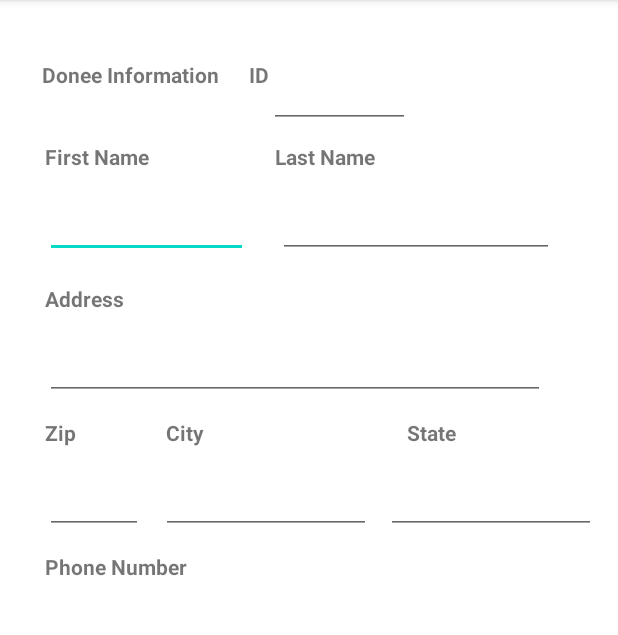
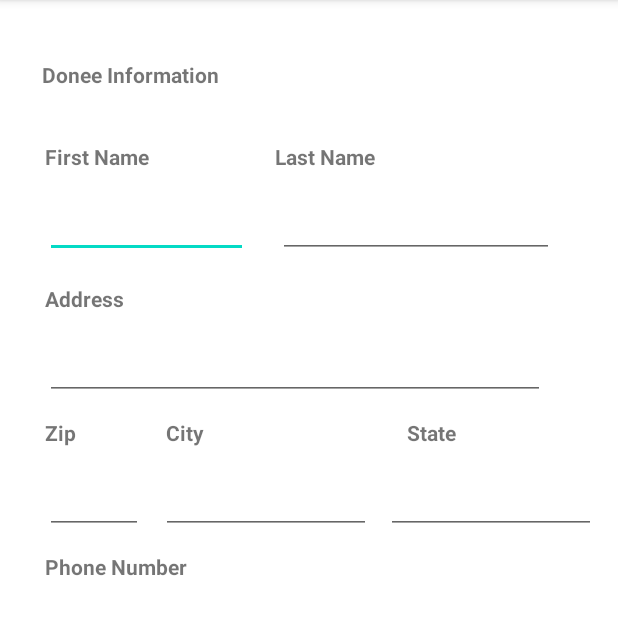
Before and after one commit to YapSunWei/AssignmentDonee, an Android app: the AddRequest screen opened directly, with no data from a screen before it, after a tap on "SUBMIT", on a phone screen of 412 x 824 dp, the part 84-719 px from its top. Run offline under Robolectric (Android 15) with nearby library versions, the phone set to English and light mode, and no system bars; our stand-ins replace Volley.

```diff
--- a/app/src/main/java/com/example/assignmentdonee/AddRequest.kt
+++ b/app/src/main/java/com/example/assignmentdonee/AddRequest.kt
@@ -86,7 +86,7 @@ class AddRequest : AppCompatActivity() {
                         } else {
                             params["PATH"] = "addRequest"
                         }
-                        params["requestID"] = editTextID.text.toString().trim { it <= ' ' }
+                        //params["requestID"] = editTextID.text.toString().trim { it <= ' ' }
                         params["requestFirstName"] = editTextFirstName.text.toString().trim { it <= ' ' }
                         params["requestLastName"] = editTextLastName.text.toString().trim { it <= ' ' }
                         params["requestAddress"] = editTextAddress.text.toString().trim { it <= ' ' }
@@ -115,10 +115,10 @@ class AddRequest : AppCompatActivity() {
 
                 editar = true
 
-                editTextID.setText(
-                    bundle!!.getString("requestID"),
-                    TextView.BufferType.EDITABLE
-                )
+//                editTextID.setText(
+//                    bundle!!.getString("requestID"),
+//                    TextView.BufferType.EDITABLE
+//                )
 
                 editTextFirstName.setText(
                     bundle!!.getString("requestFirstName"),
@@ -165,8 +165,7 @@ class AddRequest : AppCompatActivity() {
     }
 
     private fun testForm(): Boolean {
-        if (editTextID.text.toString().trim { it <= ' ' }.equals("", ignoreCase = true)
-            || editTextFirstName.text.toString().trim { it <= ' ' }.equals("", ignoreCase = true)
+        if (editTextFirstName.text.toString().trim { it <= ' ' }.equals("", ignoreCase = true)
             || editTextLastName.text.toString().trim { it <= ' ' }.equals("", ignoreCase = true)
             || editTextAddress.text.toString().trim { it <= ' ' }.equals("", ignoreCase = true)
             || editTextZip.text.toString().trim { it <= ' ' }.equals("", ignoreCase = true)
@@ -174,6 +173,8 @@ class AddRequest : AppCompatActivity() {
             || editTextState.text.toString().trim { it <= ' ' }.equals("", ignoreCase = true)
             || editTextPhoneNumber.text.toString().trim { it <= ' ' }.equals("", ignoreCase = true)
             || editTextReason.text.toString().trim { it <= ' ' }.equals("", ignoreCase = true)
+            //||editTextID.text.toString().trim { it <= ' ' }.equals("", ignoreCase = true)
+
         ) {
             Toast.makeText(this, "Fill the entire form.", Toast.LENGTH_SHORT).show()
             return false
--- a/app/src/main/res/layout/activity_addrequest.xml
+++ b/app/src/main/res/layout/activity_addrequest.xml
@@ -213,27 +213,6 @@
         app:layout_constraintStart_toEndOf="@+id/zipTxt"
         app:layout_constraintTop_toBottomOf="@+id/addressTxt" />
 
-    <TextView
-        android:id="@+id/txtID"
-        android:layout_width="wrap_content"
-        android:layout_height="wrap_content"
-        android:layout_marginStart="20dp"
-        android:layout_marginTop="40dp"
-        android:text="@string/ID"
-        android:textStyle="bold"
-        app:layout_constraintStart_toEndOf="@+id/formTitle"
-        app:layout_constraintTop_toTopOf="parent" />
-
-    <EditText
-        android:id="@+id/editTextID"
-        android:layout_width="94dp"
-        android:layout_height="45dp"
-        android:layout_marginTop="40dp"
-        android:ems="10"
-        android:inputType="textPersonName"
-        app:layout_constraintStart_toEndOf="@+id/txtID"
-        app:layout_constraintTop_toTopOf="parent" />
-
     <EditText
         android:id="@+id/editTextState"
         android:layout_width="140dp"
```
Also changed, not shown: app/src/main/java/com/example/assignmentdonee/MainActivity.kt (+12 -19 lines), app/src/main/res/layout/activity_main.xml (+9 -11 lines).
